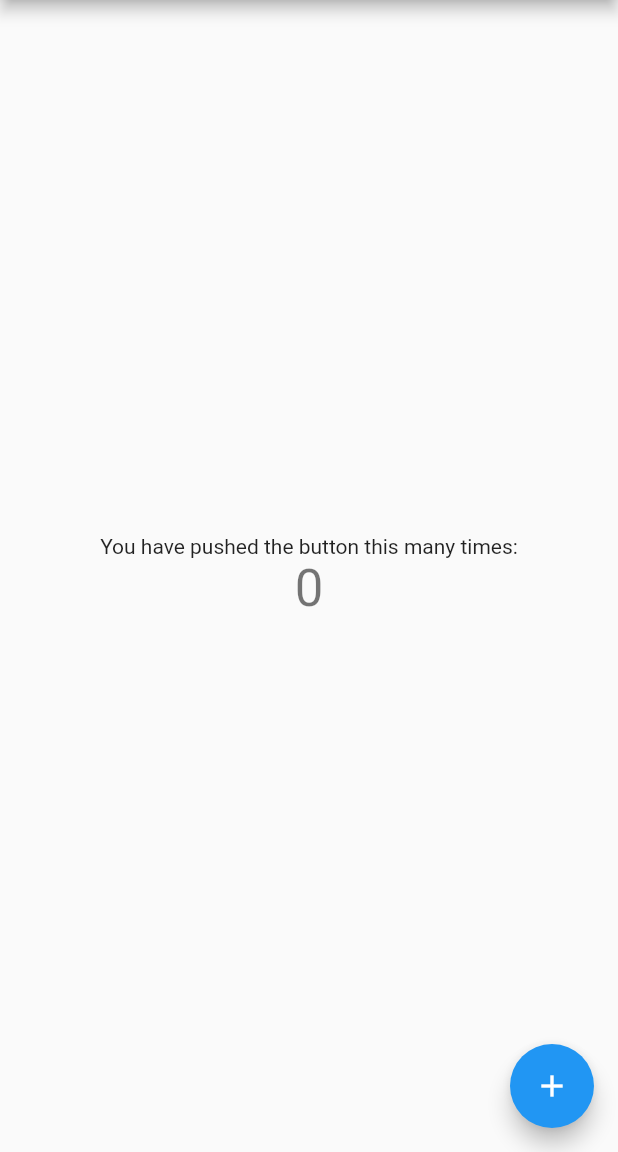
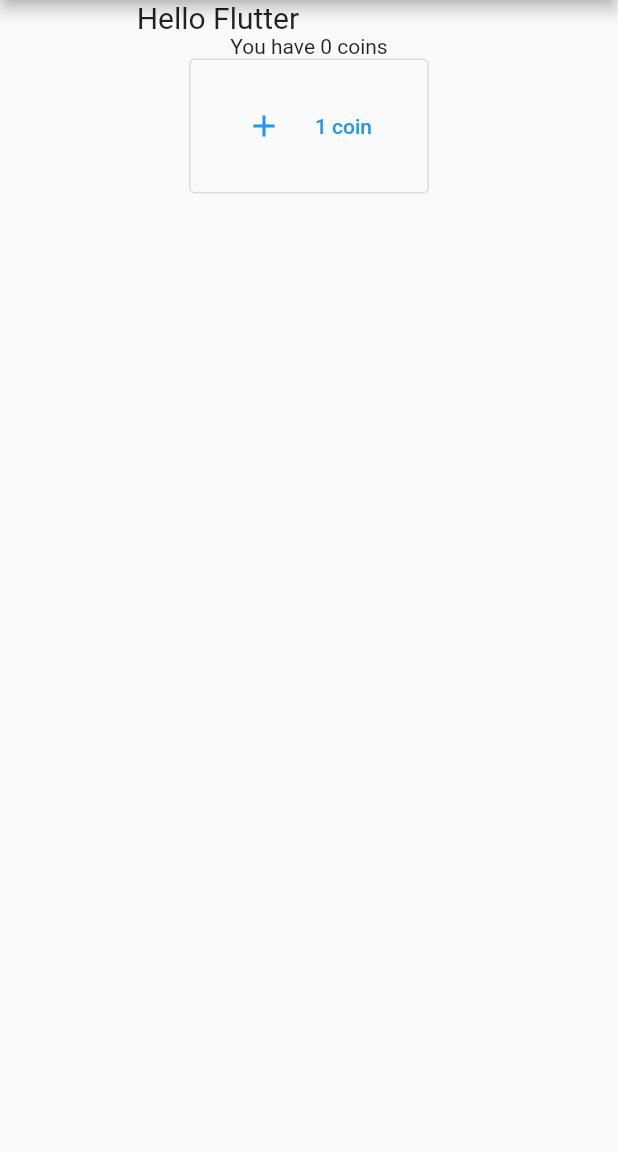
Before and after one commit to TretiakAnton/clicker, a Flutter app: the MyHomePage screen opened directly, on a phone screen of 412 x 824 dp, the part 84-1236 px from its top. Run offline on Flutter 3.47's test engine with Material 2 defaults, Android fonts, the light colour scheme and no system bars.

Commit message:
change type of button, added value of click
-added const value of click, main button changed to outlined

```diff
--- a/lib/pages.dart
+++ b/lib/pages.dart
@@ -7,11 +7,12 @@ class MyHomePage extends StatefulWidget {
 }
 
 class _MyHomePageState extends State<MyHomePage> {
-  int _counter = 0;
+  int _coins = 0;
+  int _pressCost = 1;
 
-  void _incrementCounter() {
+  void _plusCoins() {
     setState(() {
-      _counter++;
+      _coins += _pressCost;
     });
   }
 
@@ -19,28 +20,38 @@ class _MyHomePageState extends State<MyHomePage> {
   Widget build(BuildContext context) {
     return Scaffold(
       appBar: AppBar(
-        // Here we take the value from the MyHomePage object that was created by
-        // the App.build method, and use it to set our appbar title.
         title: Text('My clicker'),
       ),
       body: Center(
         child: Column(
-          mainAxisAlignment: MainAxisAlignment.center,
+          //mainAxisAlignment: MainAxisAlignment.start,
           children: <Widget>[
-            Text(
-              'You have pushed the button this many times:',
+            Align(
+                alignment: FractionalOffset(0.3, 0.3),
+                child:Text(
+                    'Hello Flutter',
+                    textDirection: TextDirection.ltr,   // текст слева направо
+                    style: TextStyle(fontSize: 20) // высота шрифта 20
+                )
             ),
-            Text(
-              '$_counter',
-              style: Theme.of(context).textTheme.headline4,
+            Text('You have $_coins coins'),
+            SizedBox(
+              height: 90,
+              width: 160,
+              child: OutlinedButton(
+
+                onPressed: _plusCoins,
+                child: Row(
+                    mainAxisAlignment: MainAxisAlignment.spaceEvenly,
+                    children: [
+                      Icon(Icons.add),
+                      Text('$_pressCost coin'),
+                      if (_pressCost != 1) Text('s')
+                    ]),
+              ),
             ),
           ],
         ),
-      ),
-      floatingActionButton: FloatingActionButton(
-        onPressed: _incrementCounter,
-        tooltip: 'Increment',
-        child: Icon(Icons.add),
       ),
     );
   }
@@ -60,7 +71,10 @@ class _StartPageState extends State<StartPage> {
       ),
       body: Center(
           child: ElevatedButton(
-        style: ButtonStyle (backgroundColor: MaterialStateProperty.all<Color>(Colors.purpleAccent),),
+        style: ButtonStyle(
+          backgroundColor:
+              MaterialStateProperty.all<Color>(Colors.purpleAccent),
+        ),
         child: Text('Press to start'),
         onPressed: () {
           Navigator.push(
```
